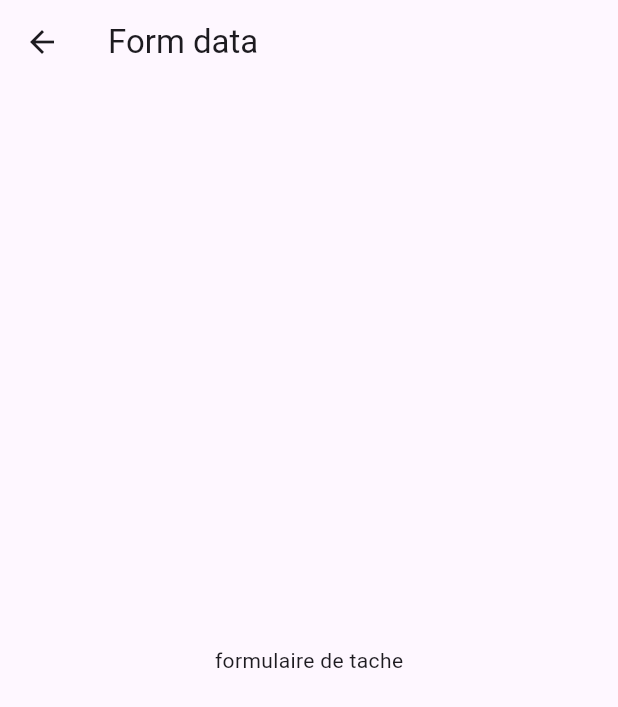
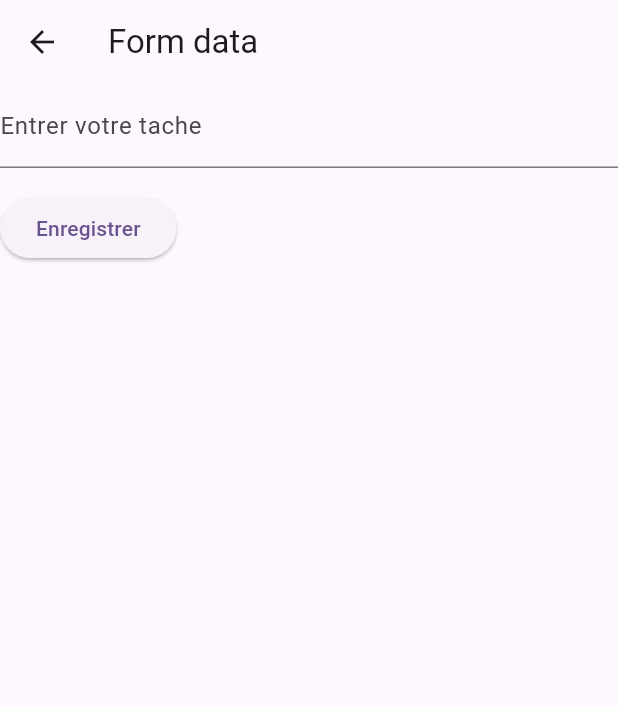
Before and after one commit to fanetech/my_task, a Flutter app: the screen it shows after launch, after a tap on the "add" icon, on a phone screen of 412 x 824 dp. Shown: the top 707 px of the screen. Run offline on Flutter 3.47's test engine with Material 3 defaults, Android fonts, the phone set to English and light mode, and no system bars.

Commit message:
create listview

```diff
--- a/lib/components/form.dart
+++ b/lib/components/form.dart
@@ -10,6 +10,8 @@ class FormUi extends StatefulWidget {
 }
 
 class _FormUiState extends State<FormUi> {
+  final _formKey = GlobalKey<FormState>();
+  final TextEditingController _controller = TextEditingController();
   @override
   Widget build(BuildContext context) {
     return Scaffold(
@@ -18,16 +20,45 @@ class _FormUiState extends State<FormUi> {
             widget.data,
           ),
         ),
-      body: const Center(
+        body: Form(
+          key: _formKey,
           child: Column(
-          mainAxisAlignment: MainAxisAlignment.center,
-          children: <Widget>[
-            Text(
-              'formulaire de tache',
+            crossAxisAlignment: CrossAxisAlignment.start,
+            children: [
+              TextFormField(
+                controller: _controller,
+                decoration: const InputDecoration(
+                  border: UnderlineInputBorder(),
+                  labelText: 'Entrer votre tache',
+                ),
+                validator: (value) {
+                  if (value == null || value.isEmpty) {
+                    return 'Please enter some text';
+                  }
+                  return null;
+                },
+              ),
+              Padding(
+                padding: const EdgeInsets.symmetric(vertical: 16),
+                child: ElevatedButton(
+                  onPressed: () {
+                    String newString = _controller.text;
+                    // if (newString.isNotEmpty) {
+                    //   widget.onAddTask(newString);
+                    //   _controller.clear();
+                    // }
+                    if (_formKey.currentState!.validate()) {
+                      ScaffoldMessenger.of(context).showSnackBar(
+                        const SnackBar(
+                            content: Text('Tache enregistré avec succès')),
+                      );
+                    }
+                  },
+                  child: const Text('Enregistrer'),
+                ),
               ),
             ],
           ),
-      ),
-    );
+        ));
   }
 }
--- a/lib/main.dart
+++ b/lib/main.dart
@@ -1,6 +1,7 @@
 import 'package:flutter/material.dart';
 import 'package:my_task/components/form.dart';
 import 'package:my_task/route_generator.dart';
+import 'package:my_task/showTask.dart';
 
 void main() {
   runApp(const MyApp());
@@ -34,7 +35,13 @@ class MyHomePage extends StatefulWidget {
   State<MyHomePage> createState() => _MyHomePageState();
 }
 
+List<String> getListElement() {
+  return List<String>.generate(10, (index) => 'Item $index');
+}
+
 class _MyHomePageState extends State<MyHomePage> {
+  List<String> listGenerated = getListElement();
+
   @override
   Widget build(BuildContext context) {
     return Scaffold(
@@ -42,7 +49,7 @@ class _MyHomePageState extends State<MyHomePage> {
         backgroundColor: Theme.of(context).colorScheme.inversePrimary,
         title: Text(widget.title),
       ),
-      body: const Text('list of tasks'),
+      body: ShowTask(listData: listGenerated),
       floatingActionButton: FloatingActionButton(
         onPressed: () {
           Navigator.of(context).pushNamed('/form', arguments: 'Form data');
--- a/lib/route_generator.dart
+++ b/lib/route_generator.dart
@@ -15,7 +15,7 @@ class RouteGenerator {
         // Validation of correct data type
         if (args is String) {
           return MaterialPageRoute(
-            builder: (_) => FormUi(
+            builder: (context) => FormUi(
               data: args,
             ),
           );
--- /dev/null
+++ b/lib/showTask.dart
@@ -0,0 +1,35 @@
+import 'package:flutter/material.dart';
+
+class ShowTask extends StatefulWidget {
+  final List<String> listData;
+
+  const ShowTask({super.key, required this.listData});
+
+  @override
+  State<ShowTask> createState() => _ShowTaskState();
+}
+
+class _ShowTaskState extends State<ShowTask> {
+  @override
+  Widget build(BuildContext context) {
+    return Container(
+      child: getListView(widget.listData),
+    );
+  }
+}
+
+Widget getListView(List<String> items) {
+  var listView = ListView.builder(
+    itemCount: items.length,
+    itemBuilder: (context, index) {
+      return ListTile(
+        leading: const Icon(Icons.arrow_right),
+        title: Text(items[index]),
+        onTap: () {
+          debugPrint('${items[index]} was tapped');
+        },
+      );
+    },
+  );
+  return listView;
+}
```
Lines whose indentation alone changed are shown as unchanged.
